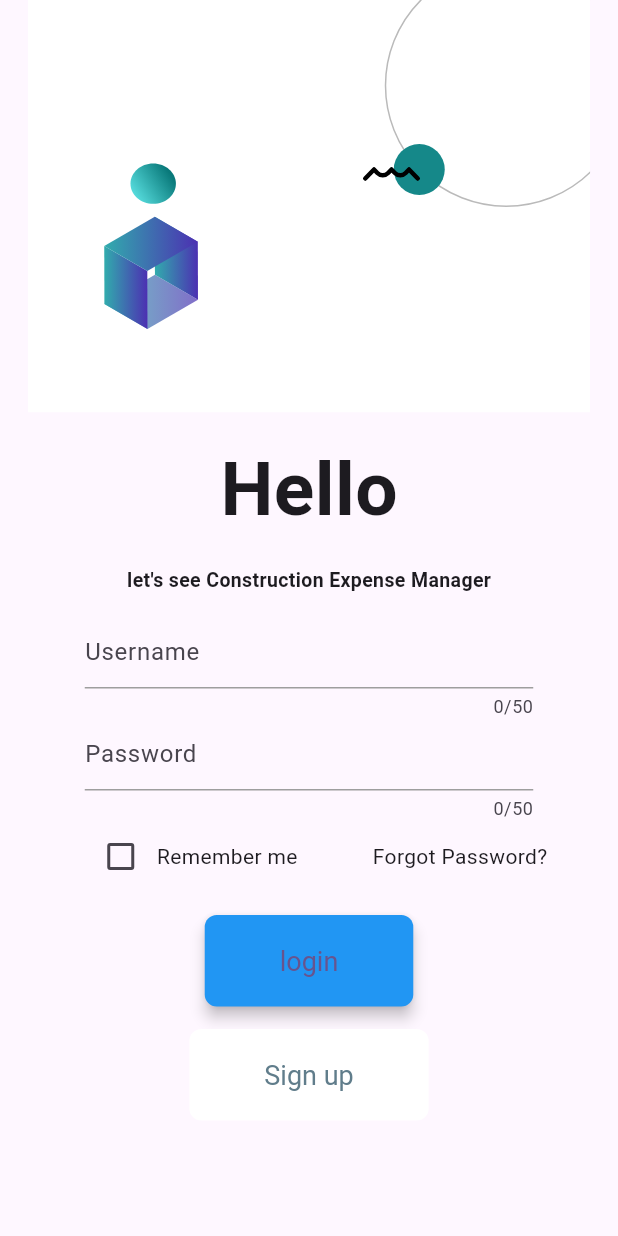
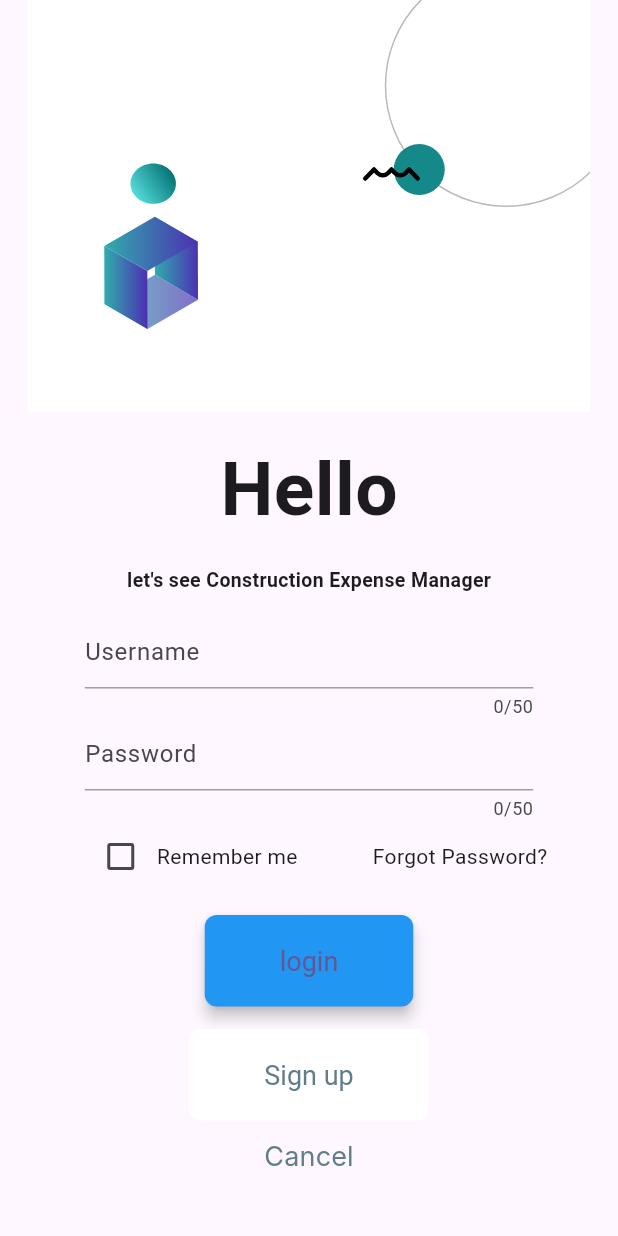
Before and after one commit to adilkhansherani/baldur, a Flutter app: the LoginScreen screen opened directly, on a phone screen of 412 x 824 dp. Run offline on Flutter 3.47's test engine with Material 2 defaults, Android fonts, the phone set to English and light mode, and no system bars; our stand-ins replace dotted_line, flutter_svg; Roboto replaces fonts that are missing (Inter).

Commit message:
added login page to navigation

```diff
--- a/lib/login_screen.dart
+++ b/lib/login_screen.dart
@@ -156,6 +156,22 @@ class _LoginScreenState extends State<LoginScreen> {
                       ),
                     ),
                   ),
+                  TextButton(
+                      onPressed: () {
+                        Navigator.pushReplacementNamed(context, '/');
+                      },
+                      child: const Text(
+                        'Cancel',
+                        style: TextStyle(
+                          color: Colors.blueGrey,
+                          fontFamily: 'Inter',
+                          fontSize: 18,
+                          fontWeight: FontWeight.w400,
+                        ),
+                      )),
+                  const SizedBox(
+                    height: 40,
+                  )
                 ],
               )),
         ]),
--- a/lib/main.dart
+++ b/lib/main.dart
@@ -1,3 +1,4 @@
+import 'package:baldur/login_screen.dart';
 import 'package:baldur/settings_page.dart';
 import 'package:flutter/material.dart';
 import 'package:baldur/home_screen.dart';
@@ -39,6 +40,7 @@ class MyApp extends StatelessWidget {
       routes: {
         '/': (context) => const MyHomePage(),
         '/settings': (context) => const SettingsPage(),
+        '/login': (context) => const LoginScreen(),
         //'/search':(context)=> const SearchPage(),
         //'/addProject':(context)=> const addProjectPage(),
       },
```
Also changed, not shown: lib/home_screen.dart (+8 -3 lines).
